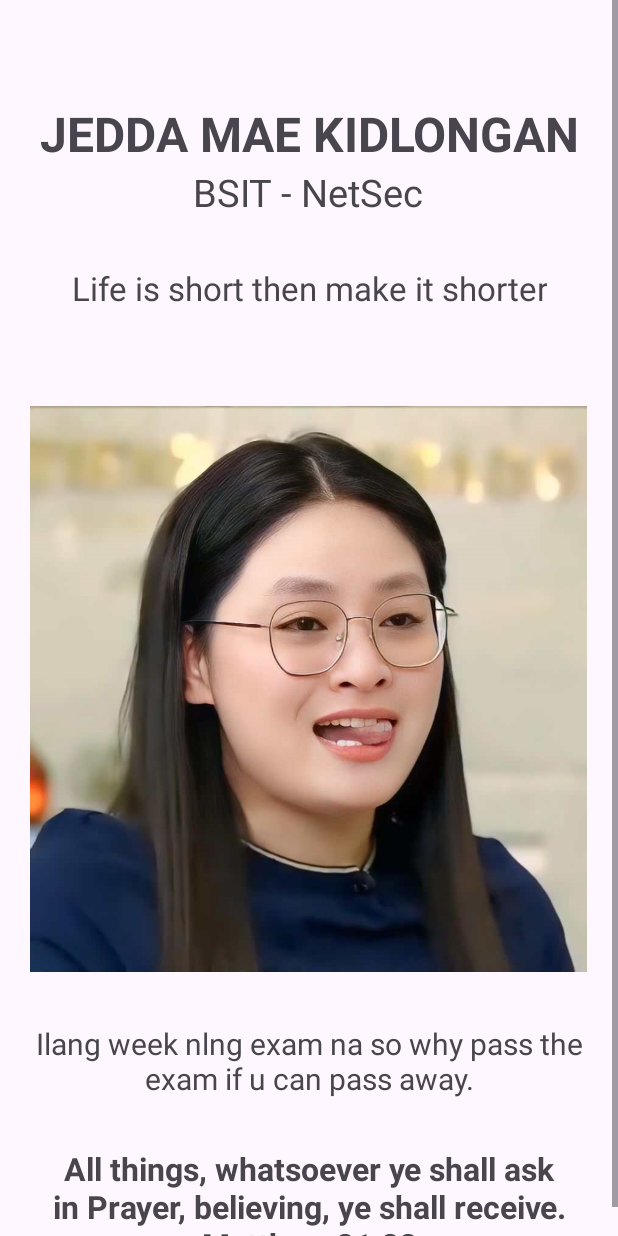
After one commit to pacalso-jjc/cc17-3k-about-me, an Android app: the AboutJeddaActivity screen opened directly, with no data from a screen before it, on a phone screen of 412 x 824 dp. The commit adds this screen. Run offline under Robolectric (Android 15) with nearby library versions, the phone set to English and light mode, and no system bars.

Commit message:
add kidlongan to show more page

```diff
--- a/app/src/main/AndroidManifest.xml
+++ b/app/src/main/AndroidManifest.xml
@@ -12,6 +12,9 @@
         android:supportsRtl="true"
         android:theme="@style/Theme.CC173FAboutMe"
         tools:targetApi="31">
+        <activity
+            android:name=".AboutJeddaActivity"
+            android:exported="false" />
         <activity
             android:name=".AboutOrpillaActivity"
             android:exported="false" />
--- /dev/null
+++ b/app/src/main/java/com/example/cc17_3f_aboutme/AboutJeddaActivity.kt
@@ -0,0 +1,20 @@
+package com.example.cc17_3f_aboutme
+
+import android.os.Bundle
+import androidx.activity.enableEdgeToEdge
+import androidx.appcompat.app.AppCompatActivity
+import androidx.core.view.ViewCompat
+import androidx.core.view.WindowInsetsCompat
+
+class AboutJeddaActivity : AppCompatActivity() {
+    override fun onCreate(savedInstanceState: Bundle?) {
+        super.onCreate(savedInstanceState)
+        enableEdgeToEdge()
+        setContentView(R.layout.activity_about_jedda)
+        ViewCompat.setOnApplyWindowInsetsListener(findViewById(R.id.main)) { v, insets ->
+            val systemBars = insets.getInsets(WindowInsetsCompat.Type.systemBars())
+            v.setPadding(systemBars.left, systemBars.top, systemBars.right, systemBars.bottom)
+            insets
+        }
+    }
+}
--- a/app/src/main/java/com/example/cc17_3f_aboutme/MainActivity.kt
+++ b/app/src/main/java/com/example/cc17_3f_aboutme/MainActivity.kt
@@ -72,7 +72,9 @@ class MainActivity : AppCompatActivity() {
         val aboutJedda = AboutMe(R.drawable.jedda_dp,
             "Jedda MAe Kidlongan",
             "Life is short...",
-            {/*TODO */})
+            {view -> val intent = Intent(this, AboutJeddaActivity::class.java)
+                startActivity(intent)
+            })
 
         val arrList = listOf(aboutMe1, aboutMe2, aboutMe48, rykielDelaCalzada,iversonFerasan, aboutJohnLucky, aboutJedda)
 
--- /dev/null
+++ b/app/src/main/res/layout/activity_about_jedda.xml
@@ -0,0 +1,89 @@
+<?xml version="1.0" encoding="utf-8"?>
+<FrameLayout xmlns:android="http://schemas.android.com/apk/res/android"
+    xmlns:app="http://schemas.android.com/apk/res-auto"
+    xmlns:tools="http://schemas.android.com/tools"
+    android:id="@+id/main"
+    android:layout_width="match_parent"
+    android:layout_height="match_parent"
+    tools:context=".AboutJeddaActivity">
+
+    <ScrollView
+        android:layout_width="match_parent"
+        android:layout_height="match_parent">
+
+        <LinearLayout
+            android:layout_width="match_parent"
+            android:layout_height="wrap_content"
+            android:layout_marginTop="32dp"
+            android:orientation="vertical">
+
+            <TextView
+                android:layout_width="wrap_content"
+                android:layout_height="wrap_content"
+                android:layout_gravity="center"
+                android:layout_marginTop="35dp"
+                android:text="Jedda Mae Kidlongan"
+                android:textAlignment="center"
+                android:textAllCaps="true"
+                android:textSize="32sp"
+                android:textStyle="bold" />
+
+            <TextView
+                android:layout_width="wrap_content"
+                android:layout_height="wrap_content"
+                android:layout_gravity="center"
+                android:text="BSIT - NetSec"
+                android:textSize="25sp"
+                tools:ignore="HardcodedText" />
+
+            <TextView
+                android:layout_width="wrap_content"
+                android:layout_height="wrap_content"
+                android:layout_gravity="center"
+                android:textAlignment="center"
+                android:layout_marginTop="32dp"
+                android:layout_marginStart="16dp"
+                android:layout_marginEnd="16dp"
+                android:text="Life is short then make it shorter"
+                android:textSize="22sp"
+                tools:ignore="HardcodedText" />
+
+            <ImageView
+                android:layout_width="371dp"
+                android:layout_height="445dp"
+                android:layout_gravity="center"
+                android:layout_marginTop="30dp"
+                android:contentDescription="Picture"
+                android:src="@drawable/jedda_image"
+                tools:ignore="HardcodedText" />
+
+            <TextView
+                android:layout_width="wrap_content"
+                android:layout_height="wrap_content"
+                android:layout_gravity="center"
+                android:textAlignment="center"
+                android:layout_marginStart="16dp"
+                android:layout_marginEnd="16dp"
+                android:text="Ilang week nlng exam na so why pass the exam if u can pass away."
+                android:textSize="20sp"
+                tools:ignore="HardcodedText" />
+
+            <TextView
+                android:layout_width="wrap_content"
+                android:layout_height="wrap_content"
+                android:layout_gravity="center"
+                android:textAlignment="center"
+                android:layout_marginTop="32dp"
+                android:layout_marginStart="16dp"
+                android:layout_marginEnd="16dp"
+                android:text="All things, whatsoever ye shall ask in Prayer, believing, ye shall receive.
+                                          Matthew 21:22"
+                android:textSize="21sp"
+                android:textStyle="bold"
+                tools:ignore="HardcodedText" />
+
+
+        </LinearLayout>
+    </ScrollView>
+
+</FrameLayout>
```
Also changed, not shown: app/src/main/res/drawable/jedda_image.png.
